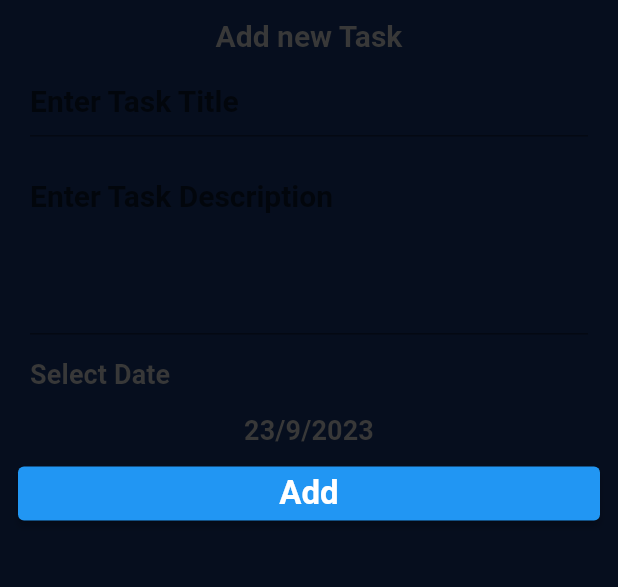
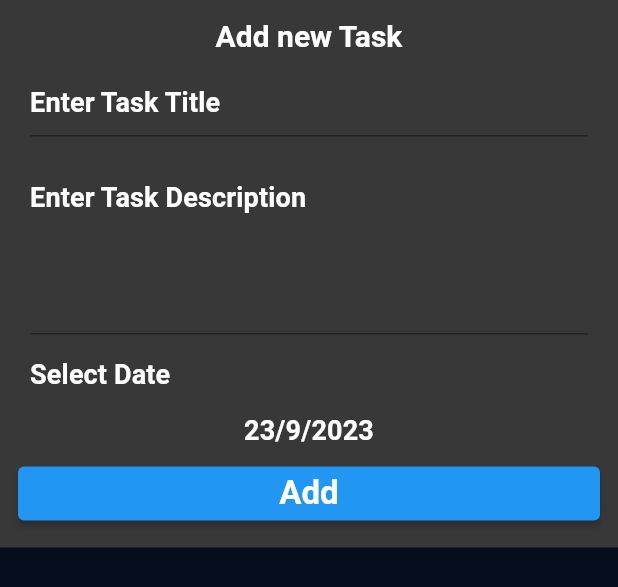
Before and after one commit to jojowael/todo_app, a Flutter app: the AddTaskBottomSheet widget shown alone on an empty page, opened directly, on a phone screen of 412 x 824 dp. Shown: the top 587 px of the screen. Run offline on Flutter 3.47's test engine with Material 2 defaults, Android fonts, the phone set to English and light mode, and no system bars; our stand-ins replace calendar_timeline, flutter_slidable; generated files the repository leaves out were written again.

Commit message:
finished AddTaskBottomSheet.

```diff
--- a/lib/home/task_list/add_task_bottom_sheet.dart
+++ b/lib/home/task_list/add_task_bottom_sheet.dart
@@ -1,5 +1,9 @@
 import 'package:flutter/material.dart';
 import 'package:flutter_gen/gen_l10n/app_localizations.dart';
+import 'package:provider/provider.dart';
+
+import '../../my_theme.dart';
+import '../../providers/app_config_provider.dart';
 
 class AddTaskBottomSheet extends StatefulWidget {
   @override
@@ -12,14 +16,21 @@
 
   @override
   Widget build(BuildContext context) {
+    var provider = Provider.of<AppConfigProvider>(context);
     return Container(
+      color: provider.isDarkMode() ? MyTheme.blackColor : MyTheme.whiteColor,
       padding: EdgeInsets.all(12),
       child: SingleChildScrollView(
         child: Column(
           children: [
             Text(
               AppLocalizations.of(context)!.add_new_Task,
-              style: Theme.of(context).textTheme.titleMedium,
+              style: provider.isDarkMode()
+                  ? Theme.of(context)
+                      .textTheme
+                      .titleMedium!
+                      .copyWith(color: MyTheme.whiteColor)
+                  : Theme.of(context).textTheme.titleMedium,
             ),
             Form(
                 key: formKey,
@@ -37,8 +48,15 @@
                           return null;
                         },
                         decoration: InputDecoration(
-                            hintText:
-                                AppLocalizations.of(context)!.enter_Task_Title),
+                          hintText:
+                              AppLocalizations.of(context)!.enter_Task_Title,
+                          hintStyle: provider.isDarkMode()
+                              ? Theme.of(context)
+                                  .textTheme
+                                  .titleSmall!
+                                  .copyWith(color: MyTheme.whiteColor)
+                              : Theme.of(context).textTheme.titleSmall,
+                        ),
                       ),
                     ),
                     Padding(
@@ -52,8 +70,15 @@
                           return null;
                         },
                         decoration: InputDecoration(
-                            hintText: AppLocalizations.of(context)!
-                                .enter_Task_Description),
+                          hintText: AppLocalizations.of(context)!
+                              .enter_Task_Description,
+                          hintStyle: provider.isDarkMode()
+                              ? Theme.of(context)
+                                  .textTheme
+                                  .titleSmall!
+                                  .copyWith(color: MyTheme.whiteColor)
+                              : Theme.of(context).textTheme.titleSmall,
+                        ),
                         maxLines: 4,
                       ),
                     ),
@@ -61,7 +86,12 @@
                       padding: const EdgeInsets.all(8.0),
                       child: Text(
                         AppLocalizations.of(context)!.select_Date,
-                        style: Theme.of(context).textTheme.titleSmall,
+                        style: provider.isDarkMode()
+                            ? Theme.of(context)
+                                .textTheme
+                                .titleSmall!
+                                .copyWith(color: MyTheme.whiteColor)
+                            : Theme.of(context).textTheme.titleSmall,
                       ),
                     ),
                     InkWell(
@@ -73,7 +103,12 @@
                         child: Text(
                           '${selectedDate.day}/${selectedDate.month}/${selectedDate.year}',
                           textAlign: TextAlign.center,
-                          style: Theme.of(context).textTheme.titleSmall,
+                          style: provider.isDarkMode()
+                              ? Theme.of(context)
+                                  .textTheme
+                                  .titleSmall!
+                                  .copyWith(color: MyTheme.whiteColor)
+                              : Theme.of(context).textTheme.titleSmall,
                         ),
                       ),
                     ),
```
